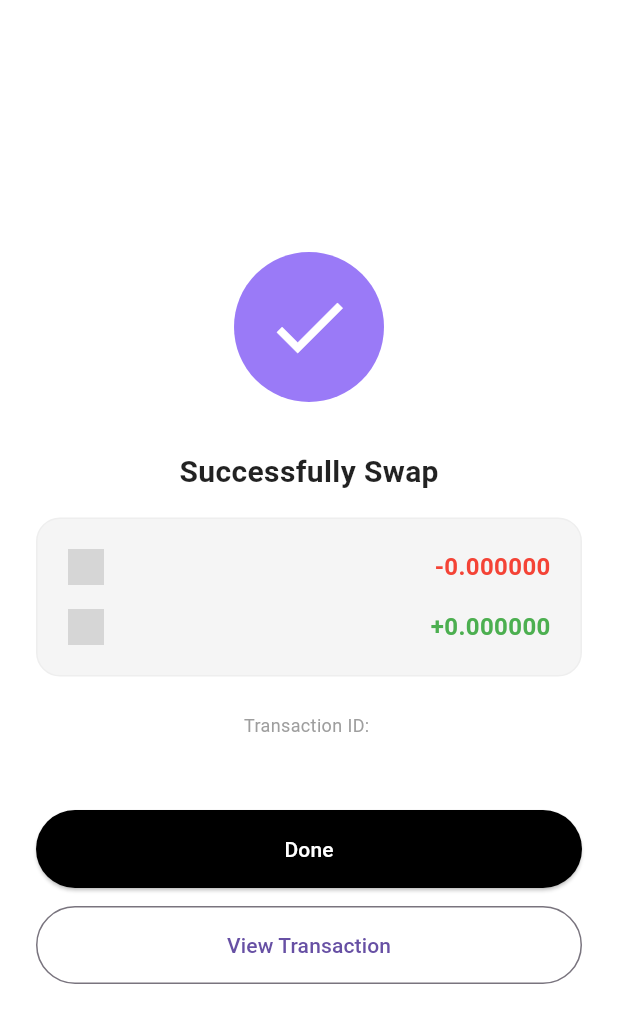
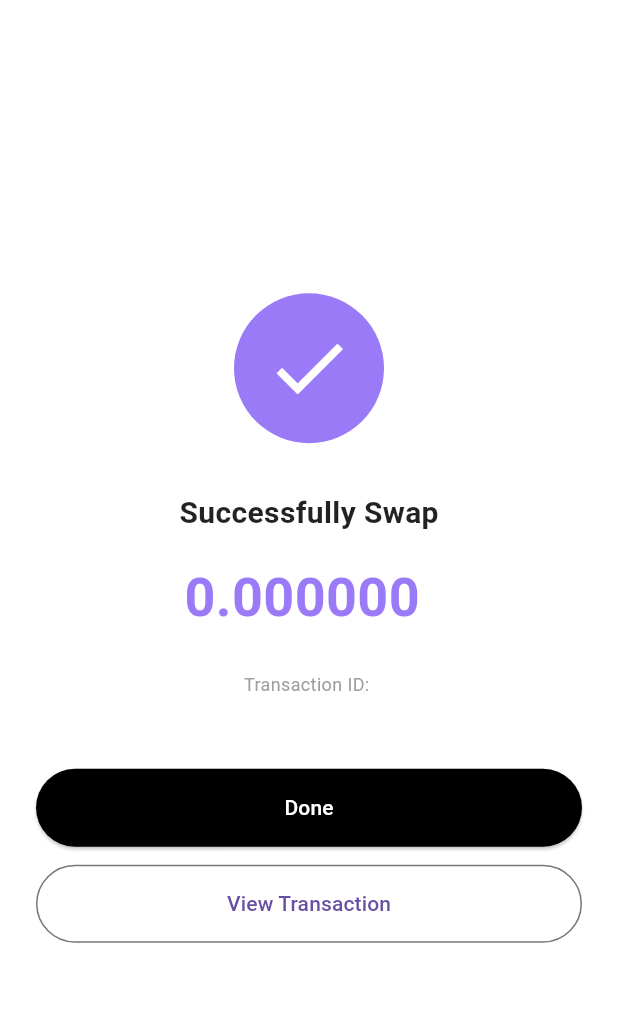
Before and after one commit to punaisxx/Financial_Mobile_Application, a Flutter app: the SuccessPage screen opened directly with empty values, on a phone screen of 412 x 824 dp. Shown: the top 1023 px of the screen. Run offline on Flutter 3.47's test engine with Material 3 defaults, Android fonts, the phone set to English and light mode, and no system bars; our stand-ins replace firebase_auth, firebase_core, get, google_sign_in; accounts and stored records are empty; grey boxes are pictures that could not be loaded.

Commit message:
update Success Page

```diff
--- a/lib/pages/success_page.dart
+++ b/lib/pages/success_page.dart
@@ -42,85 +42,12 @@ class SuccessPage extends StatelessWidget {
 
               SizedBox(height: 16),
 
-              Container(
-                width: double.infinity,
-                padding: EdgeInsets.all(20),
-                decoration: BoxDecoration(
-                  color: Colors.grey[100],
-                  borderRadius: BorderRadius.circular(16),
-                  border: Border.all(color: Colors.grey[200]!),
-                ),
-                child: Column(
-                  children: [
-                    // ✅ From
-                    Row(
-                      mainAxisAlignment: MainAxisAlignment.spaceBetween,
-                      children: [
-                        Row(
-                          children: [
-                            Image.asset(
-                              transaction.fromCurrency.iconPath,
-                              height: 24,
-                              width: 24,
-                              errorBuilder: (_, __, ___) =>
-                                  Icon(Icons.broken_image),
-                            ),
-                            SizedBox(width: 8),
-                            Text(
-                              transaction.fromCurrency.symbol,
-                              style: TextStyle(
-                                fontSize: 16,
-                                fontWeight: FontWeight.w600,
-                              ),
-                            ),
-                          ],
-                        ),
-                        Text(
-                          '-${transaction.fromAmount.toStringAsFixed(6)}',
-                          style: TextStyle(
-                            fontSize: 16,
-                            fontWeight: FontWeight.w600,
-                            color: Colors.red,
-                          ),
-                        ),
-                      ],
-                    ),
-
-                    SizedBox(height: 16),
-
-                    Row(
-                      mainAxisAlignment: MainAxisAlignment.spaceBetween,
-                      children: [
-                        Row(
-                          children: [
-                            Image.asset(
-                              transaction.toCurrency.iconPath,
-                              height: 24,
-                              width: 24,
-                              errorBuilder: (_, __, ___) =>
-                                  Icon(Icons.broken_image),
-                            ),
-                            SizedBox(width: 8),
-                            Text(
-                              transaction.toCurrency.symbol,
-                              style: TextStyle(
-                                fontSize: 16,
-                                fontWeight: FontWeight.w600,
-                              ),
-                            ),
-                          ],
-                        ),
-                        Text(
-                          '+${transaction.toAmount.toStringAsFixed(6)}',
-                          style: TextStyle(
-                            fontSize: 16,
-                            fontWeight: FontWeight.w600,
-                            color: Colors.green,
-                          ),
-                        ),
-                      ],
-                    ),
-                  ],
+              Text(
+                '${transaction.toAmount.toStringAsFixed(6)} ${transaction.fromCurrency.symbol}',
+                style: TextStyle(
+                  fontSize: 36,
+                  fontWeight: FontWeight.w600,
+                  color: const Color(0xFF9A7AF7),
                 ),
               ),
 
```
